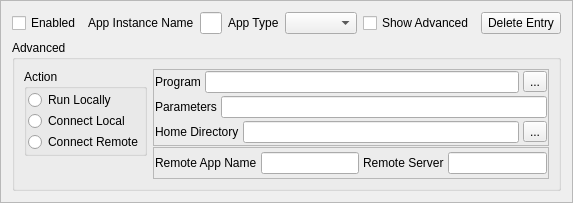
Before: the Qt Designer form mqt/MqtBase/ConfigElementFrame.ui in zsteva/backup-minos2, drawn with Qt 5.
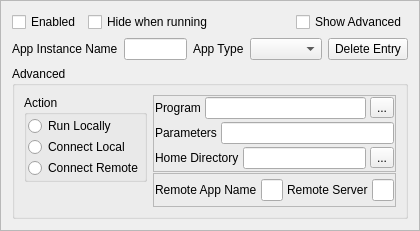
After: the same form once the commit is applied.

Commit message: Make "hide" a per app setting

Diff of the .ui file:
```diff
--- a/mqt/MqtBase/ConfigElementFrame.ui
+++ b/mqt/MqtBase/ConfigElementFrame.ui
@@ -6,8 +6,8 @@
    <rect>
     <x>0</x>
     <y>0</y>
-    <width>552</width>
-    <height>203</height>
+    <width>393</width>
+    <height>231</height>
    </rect>
   </property>
   <property name="windowTitle">
@@ -33,7 +33,14 @@
       </widget>
      </item>
      <item>
-      <spacer name="horizontalSpacer_3">
+      <widget class="QCheckBox" name="hideAppCheckBox">
+       <property name="text">
+        <string>Hide when running</string>
+       </property>
+      </widget>
+     </item>
+     <item>
+      <spacer name="horizontalSpacer">
        <property name="orientation">
         <enum>Qt::Horizontal</enum>
        </property>
@@ -45,6 +52,17 @@
        </property>
       </spacer>
      </item>
+     <item>
+      <widget class="QCheckBox" name="advancedCheckbox">
+       <property name="text">
+        <string>Show Advanced</string>
+       </property>
+      </widget>
+     </item>
+    </layout>
+   </item>
+   <item>
+    <layout class="QHBoxLayout" name="horizontalLayout_7">
      <item>
       <widget class="QLabel" name="label_7">
        <property name="text">
@@ -59,19 +77,6 @@
        </property>
       </widget>
      </item>
-     <item>
-      <spacer name="horizontalSpacer_2">
-       <property name="orientation">
-        <enum>Qt::Horizontal</enum>
-       </property>
-       <property name="sizeHint" stdset="0">
-        <size>
-         <width>40</width>
-         <height>20</height>
-        </size>
-       </property>
-      </spacer>
-     </item>
      <item>
       <widget class="QLabel" name="label_5">
        <property name="text">
@@ -87,7 +92,7 @@
       </widget>
      </item>
      <item>
-      <spacer name="horizontalSpacer">
+      <spacer name="horizontalSpacer_2">
        <property name="orientation">
         <enum>Qt::Horizontal</enum>
        </property>
@@ -99,13 +104,6 @@
        </property>
       </spacer>
      </item>
-     <item>
-      <widget class="QCheckBox" name="advancedCheckbox">
-       <property name="text">
-        <string>Show Advanced</string>
-       </property>
-      </widget>
-     </item>
      <item>
       <widget class="QPushButton" name="deleteButton">
        <property name="text">
```
The commit also changes 9 other files.
